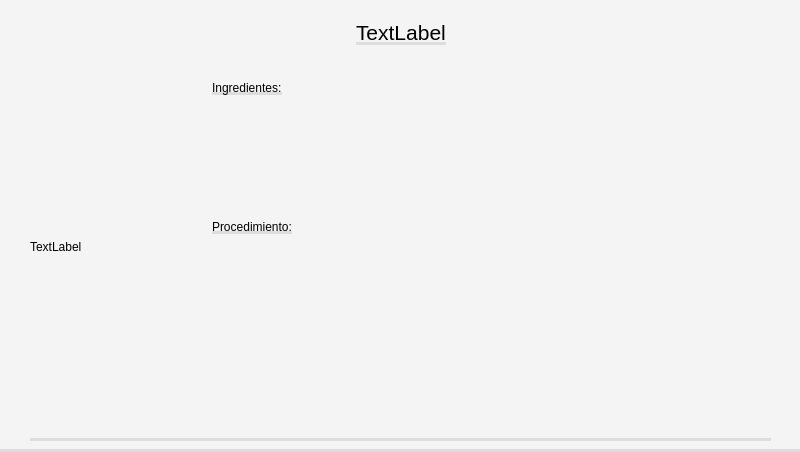
Above: remedios.ui from Laloses/Hospital before the change. Below: the same form after it.
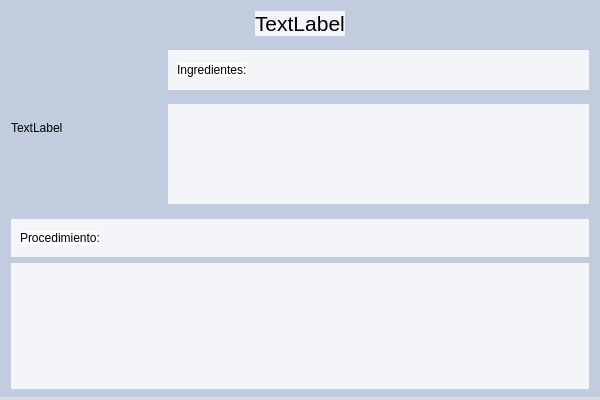
That is the form after the change.

```diff
--- a/remedios.ui
+++ b/remedios.ui
@@ -6,8 +6,8 @@
    <rect>
     <x>0</x>
     <y>0</y>
-    <width>800</width>
-    <height>452</height>
+    <width>600</width>
+    <height>400</height>
    </rect>
   </property>
   <property name="minimumSize">
@@ -20,17 +20,10 @@
    <string>Dialog</string>
   </property>
   <property name="styleSheet">
-   <string notr="true">background-color: rgb(244, 244, 244);
-border-bottom: 3px solid #ddd;</string>
-  </property>
-  <widget class="QWidget" name="">
-   <property name="geometry">
-    <rect>
-     <x>30</x>
-     <y>20</y>
-     <width>741</width>
-     <height>421</height>
-    </rect>
+   <string notr="true">#remedios{
+background: rgba(172, 189, 211,0.5);
+border-bottom: 3px solid #ddd;
+}</string>
    </property>
    <layout class="QVBoxLayout" name="verticalLayout_5">
     <item>
@@ -57,6 +50,9 @@
           <bold>false</bold>
          </font>
         </property>
+       <property name="styleSheet">
+        <string notr="true">background:rgba(255,255,255,0.8)</string>
+       </property>
         <property name="text">
          <string>TextLabel</string>
         </property>
@@ -78,24 +74,19 @@
      </layout>
     </item>
     <item>
+    <layout class="QVBoxLayout" name="verticalLayout_4">
+     <item>
      <layout class="QHBoxLayout" name="horizontalLayout_4">
       <item>
-       <layout class="QVBoxLayout" name="verticalLayout">
-        <item>
-         <spacer name="verticalSpacer_2">
-          <property name="orientation">
-           <enum>Qt::Vertical</enum>
-          </property>
-          <property name="sizeHint" stdset="0">
-           <size>
-            <width>20</width>
-            <height>40</height>
-           </size>
-          </property>
-         </spacer>
-        </item>
+        <layout class="QHBoxLayout" name="horizontalLayout_5">
         <item>
          <widget class="QLabel" name="foto_remedio">
+           <property name="sizePolicy">
+            <sizepolicy hsizetype="Preferred" vsizetype="Preferred">
+             <horstretch>0</horstretch>
+             <verstretch>0</verstretch>
+            </sizepolicy>
+           </property>
           <property name="minimumSize">
            <size>
             <width>151</width>
@@ -111,42 +102,27 @@
           </property>
          </widget>
         </item>
-        <item>
-         <spacer name="verticalSpacer">
-          <property name="orientation">
-           <enum>Qt::Vertical</enum>
-          </property>
-          <property name="sizeHint" stdset="0">
-           <size>
-            <width>20</width>
-            <height>40</height>
-           </size>
-          </property>
-         </spacer>
-        </item>
-       </layout>
-      </item>
-      <item>
-       <spacer name="horizontalSpacer_5">
-        <property name="orientation">
-         <enum>Qt::Horizontal</enum>
-        </property>
-        <property name="sizeType">
-         <enum>QSizePolicy::Fixed</enum>
-        </property>
-        <property name="sizeHint" stdset="0">
-         <size>
-          <width>25</width>
-          <height>20</height>
-         </size>
-        </property>
-       </spacer>
-      </item>
-      <item>
-       <layout class="QVBoxLayout" name="verticalLayout_4">
+        </layout>
+       </item>
         <item>
          <layout class="QVBoxLayout" name="verticalLayout_2">
           <item>
+          <widget class="QFrame" name="frame">
+           <property name="sizePolicy">
+            <sizepolicy hsizetype="Expanding" vsizetype="Preferred">
+             <horstretch>0</horstretch>
+             <verstretch>0</verstretch>
+            </sizepolicy>
+           </property>
+           <property name="maximumSize">
+            <size>
+             <width>16777215</width>
+             <height>40</height>
+            </size>
+           </property>
+           <property name="styleSheet">
+            <string notr="true">background:rgba(255,255,255,0.8)</string>
+           </property>
            <layout class="QHBoxLayout" name="horizontalLayout_2">
             <item>
              <widget class="QLabel" name="label_3">
@@ -175,6 +151,7 @@
              </spacer>
             </item>
            </layout>
+          </widget>
           </item>
           <item>
            <widget class="QPlainTextEdit" name="ingredientes_remedio">
@@ -190,7 +167,7 @@
             <property name="maximumSize">
              <size>
               <width>16777215</width>
-              <height>80</height>
+             <height>100</height>
              </size>
             </property>
             <property name="font">
@@ -199,19 +176,37 @@
              </font>
             </property>
             <property name="styleSheet">
-             <string notr="true">background-color:transparent;
+            <string notr="true">background-color:rgba(255,255,255,0.8);
 border:none;</string>
             </property>
             <property name="readOnly">
              <bool>true</bool>
             </property>
            </widget>
+         </item>
+        </layout>
           </item>
          </layout>
         </item>
         <item>
          <layout class="QVBoxLayout" name="verticalLayout_3">
           <item>
+        <widget class="QFrame" name="frame">
+         <property name="sizePolicy">
+          <sizepolicy hsizetype="Expanding" vsizetype="Preferred">
+           <horstretch>0</horstretch>
+           <verstretch>0</verstretch>
+          </sizepolicy>
+         </property>
+         <property name="maximumSize">
+          <size>
+           <width>16777215</width>
+           <height>40</height>
+          </size>
+         </property>
+         <property name="styleSheet">
+          <string notr="true">background:rgba(255,255,255,0.8)</string>
+         </property>
            <layout class="QHBoxLayout" name="horizontalLayout_3">
             <item>
              <widget class="QLabel" name="label_4">
@@ -240,6 +235,7 @@
              </spacer>
             </item>
            </layout>
+        </widget>
           </item>
           <item>
            <widget class="QPlainTextEdit" name="procedimiento_remedio">
@@ -264,7 +260,7 @@
              </font>
             </property>
             <property name="styleSheet">
-             <string notr="true">background-color:transparent;
+          <string notr="true">background-color:rgba(255,255,255,0.8);
 border:none;</string>
             </property>
             <property name="readOnly">
@@ -274,28 +270,9 @@
           </item>
          </layout>
         </item>
-        <item>
-         <spacer name="verticalSpacer_3">
-          <property name="orientation">
-           <enum>Qt::Vertical</enum>
-          </property>
-          <property name="sizeType">
-           <enum>QSizePolicy::Minimum</enum>
-          </property>
-          <property name="sizeHint" stdset="0">
-           <size>
-            <width>20</width>
-            <height>40</height>
-           </size>
-          </property>
-         </spacer>
-        </item>
        </layout>
       </item>
      </layout>
-    </item>
-   </layout>
-  </widget>
  </widget>
  <resources/>
  <connections/>
```
Lines whose indentation alone changed are shown as unchanged.
